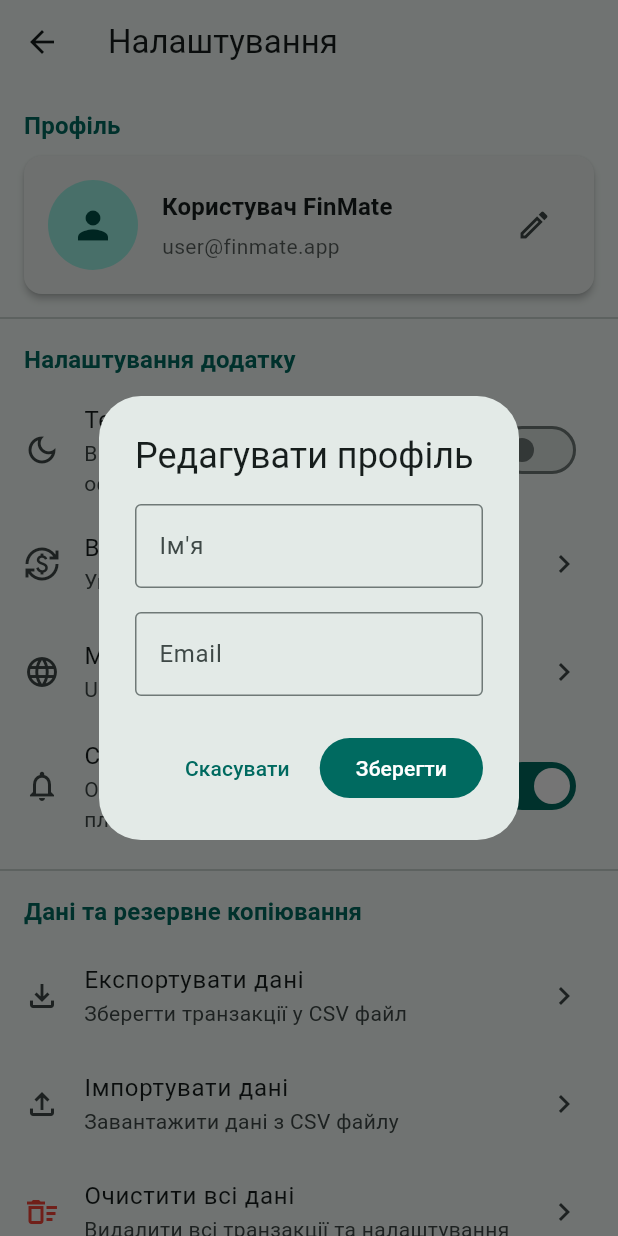
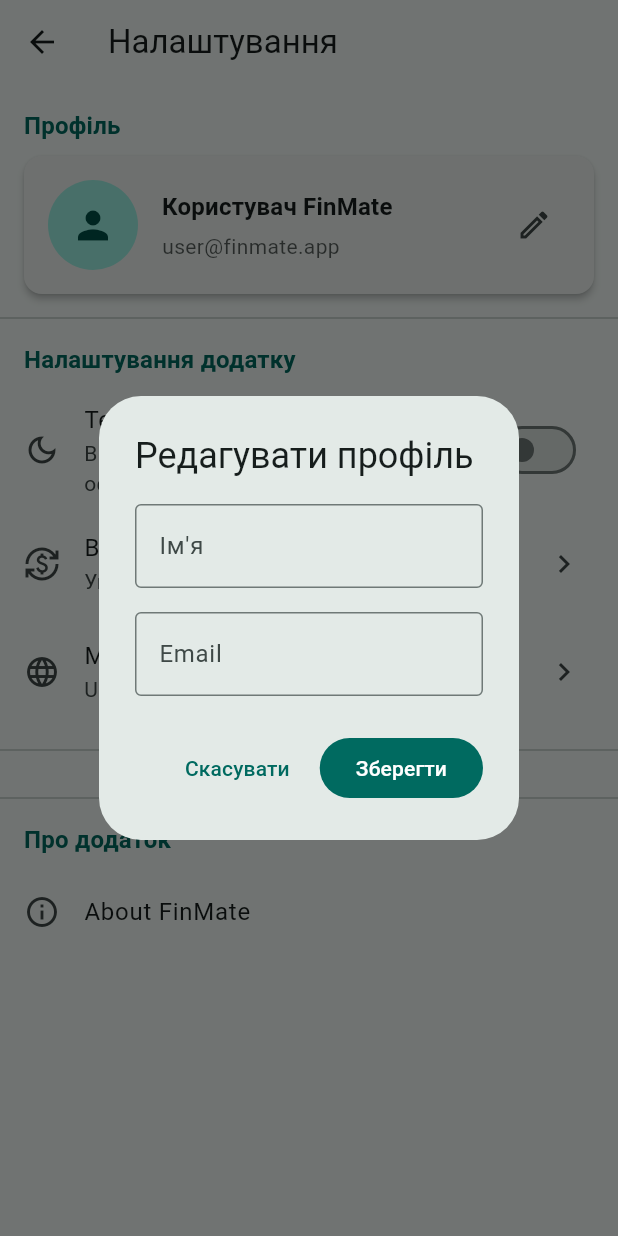
Before and after one commit to IlyaZainchovskiy/Wallety, a Flutter app: the SettingsScreen screen opened directly, after a tap on the "edit" icon, on a phone screen of 412 x 824 dp. Run offline on Flutter 3.47's test engine with Material 3 defaults, Android fonts, the phone set to English and light mode, and no system bars.

Commit message:
third commit

```diff
--- a/lib/screens/settings.dart
+++ b/lib/screens/settings.dart
@@ -1,4 +1,4 @@
-import 'package:finance_app/services/data_service.dart';
+// lib/screens/settings.dart
 import 'package:flutter/material.dart';
 
 class SettingsScreen extends StatefulWidget {
@@ -14,8 +14,8 @@ class _SettingsScreenState extends State<SettingsScreen> {
   String _selectedLanguage = 'Ukrainian';
 
   @override
-  void initState() {
-    super.initState();
+  void didChangeDependencies() {
+    super.didChangeDependencies();
     _isDarkTheme = Theme.of(context).brightness == Brightness.dark;
   }
 
@@ -27,13 +27,22 @@ class _SettingsScreenState extends State<SettingsScreen> {
       ),
       body: ListView(
         children: [
+          // Профіль користувача
           _buildProfileSection(),
+
+          // Розділювач
           const Divider(height: 32),
+
+          // Налаштування додатку
           _buildAppSettingsSection(),
 
+          // Розділювач
           const Divider(height: 32),
-          _buildDataSection(),
+
+          // Розділювач
           const Divider(height: 32),
+
+          // Про додаток
           _buildAboutSection(),
         ],
       ),
@@ -84,7 +93,7 @@ class _SettingsScreenState extends State<SettingsScreen> {
                       Text(
                         'user@finmate.app',
                         style: Theme.of(context).textTheme.bodyMedium?.copyWith(
-                              color: Theme.of(context).colorScheme.onSurface.withValues(alpha: 0.7),
+                              color: Theme.of(context).colorScheme.onSurface.withOpacity(0.7),
                             ),
                       ),
                     ],
@@ -117,6 +126,7 @@ class _SettingsScreenState extends State<SettingsScreen> {
           ),
         ),
 
+        // Темна тема
         SwitchListTile(
           title: const Text('Темна тема'),
           subtitle: const Text('Використовувати темну тему оформлення'),
@@ -131,6 +141,7 @@ class _SettingsScreenState extends State<SettingsScreen> {
           },
         ),
 
+        // Валюта
         ListTile(
           leading: const Icon(Icons.currency_exchange),
           title: const Text('Валюта'),
@@ -139,6 +150,7 @@ class _SettingsScreenState extends State<SettingsScreen> {
           onTap: () => _showCurrencyDialog(),
         ),
 
+        // Мова
         ListTile(
           leading: const Icon(Icons.language),
           title: const Text('Мова'),
@@ -147,73 +159,9 @@ class _SettingsScreenState extends State<SettingsScreen> {
           onTap: () => _showLanguageDialog(),
         ),
 
-
-        SwitchListTile(
-          title: const Text('Сповіщення'),
-          subtitle: const Text('Отримувати нагадування про платежі'),
-          secondary: const Icon(Icons.notifications_outlined),
-          value: true,
-          onChanged: (value) {
-            _showSnackBar('Налаштування сповіщень буде доступне незабаром');
-          },
-        ),
       ],
     );
   }
-
-  Widget _buildDataSection() {
-    return Column(
-      crossAxisAlignment: CrossAxisAlignment.start,
-      children: [
-        Padding(
-          padding: const EdgeInsets.fromLTRB(16, 0, 16, 8),
-          child: Text(
-            'Дані та резервне копіювання',
-            style: Theme.of(context).textTheme.titleMedium?.copyWith(
-                  color: Theme.of(context).colorScheme.primary,
-                  fontWeight: FontWeight.bold,
-                ),
-          ),
-        ),
-
-
-        ListTile(
-          leading: const Icon(Icons.file_download_outlined),
-          title: const Text('Експортувати дані'),
-          subtitle: const Text('Зберегти транзакції у CSV файл'),
-          trailing: const Icon(Icons.chevron_right),
-          onTap: () => _exportData(),
-        ),
-
-
-        ListTile(
-          leading: const Icon(Icons.file_upload_outlined),
-          title: const Text('Імпортувати дані'),
-          subtitle: const Text('Завантажити дані з CSV файлу'),
-          trailing: const Icon(Icons.chevron_right),
-          onTap: () => _importData(),
-        ),
-
-
-        ListTile(
-          leading: const Icon(Icons.delete_sweep_outlined, color: Colors.red),
-          title: const Text('Очистити всі дані'),
-          subtitle: const Text('Видалити всі транзакції та налаштування'),
-          trailing: const Icon(Icons.chevron_right),
-          onTap: () => _showClearDataDialog(),
-        ),
-
-        ListTile(
-          leading: const Icon(Icons.data_usage_outlined),
-          title: const Text('Генерувати тестові дані'),
-          subtitle: const Text('Додати приклади транзакцій для демонстрації'),
-          trailing: const Icon(Icons.chevron_right),
-          onTap: () => _generateSampleData(),
-        ),
-      ],
-    );
-  }
-
   Widget _buildAboutSection() {
     return Column(
       crossAxisAlignment: CrossAxisAlignment.start,
@@ -228,8 +176,7 @@ class _SettingsScreenState extends State<SettingsScreen> {
                 ),
           ),
         ),
-
-        const AboutListTile(
+         const AboutListTile(
           icon: Icon(Icons.info_outline),
           applicationName: 'FinMate',
           applicationVersion: '1.0.0',
@@ -240,26 +187,6 @@ class _SettingsScreenState extends State<SettingsScreen> {
             Text('Відстежуйте витрати, плануйте бюджет та досягайте фінансових цілей.'),
           ],
         ),
-        ListTile(
-          leading: const Icon(Icons.privacy_tip_outlined),
-          title: const Text('Політика конфіденційності'),
-          trailing: const Icon(Icons.open_in_new),
-          onTap: () => _showSnackBar('Відкриття політики конфіденційності...'),
-        ),
-
-        ListTile(
-          leading: const Icon(Icons.description_outlined),
-          title: const Text('Умови використання'),
-          trailing: const Icon(Icons.open_in_new),
-          onTap: () => _showSnackBar('Відкриття умов використання...'),
-        ),
-        ListTile(
-          leading: const Icon(Icons.feedback_outlined),
-          title: const Text('Залишити відгук'),
-          trailing: const Icon(Icons.chevron_right),
-          onTap: () => _showFeedbackDialog(),
-        ),
-
         const SizedBox(height: 20),
       ],
     );
@@ -388,79 +315,6 @@ class _SettingsScreenState extends State<SettingsScreen> {
     );
   }
 
-  void _showClearDataDialog() {
-    showDialog(
-      context: context,
-      builder: (context) => AlertDialog(
-        title: const Text('Очистити всі дані'),
-        content: const Text(
-          'Ви впевнені, що хочете видалити всі транзакції та налаштування? '
-          'Цю дію неможливо скасувати.',
-        ),
-        actions: [
-          TextButton(
-            onPressed: () => Navigator.of(context).pop(),
-            child: const Text('Скасувати'),
-          ),
-          FilledButton(
-            style: FilledButton.styleFrom(backgroundColor: Colors.red),
-            onPressed: () {
-              DataService().transactions.clear();
-              Navigator.of(context).pop();
-              _showSnackBar('Всі дані видалено');
-            },
-            child: const Text('Видалити все'),
-          ),
-        ],
-      ),
-    );
-  }
-
-  void _showFeedbackDialog() {
-    showDialog(
-      context: context,
-      builder: (context) => AlertDialog(
-        title: const Text('Залишити відгук'),
-        content: const TextField(
-          decoration: InputDecoration(
-            labelText: 'Ваш відгук',
-            border: OutlineInputBorder(),
-            hintText: 'Поділіться своїми враженнями про додаток...',
-          ),
-          maxLines: 4,
-        ),
-        actions: [
-          TextButton(
-            onPressed: () => Navigator.of(context).pop(),
-            child: const Text('Скасувати'),
-          ),
-          FilledButton(
-            onPressed: () {
-              Navigator.of(context).pop();
-              _showSnackBar('Дякуємо за ваш відгук!');
-            },
-            child: const Text('Надіслати'),
-          ),
-        ],
-      ),
-    );
-  }
-
-  void _exportData() {
-    // TODO: Реалізувати експорт у CSV
-    _showSnackBar('Експорт даних у CSV файл...');
-  }
-
-  void _importData() {
-    // TODO: Реалізувати імпорт з CSV
-    _showSnackBar('Функція імпорту буде доступна незабаром');
-  }
-
-  void _generateSampleData() {
-    DataService().generateSampleData();
-    _showSnackBar('Тестові дані згенеровано');
-  }
-
   String _getCurrencyName(String code) {
     switch (code) {
       case 'UAH':
```
Also changed, not shown: lib/services/theme_service.dart (added, +110 -0 lines).
